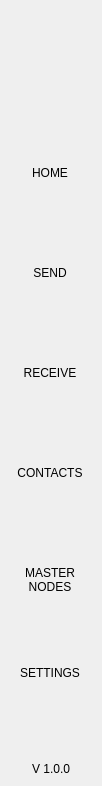
First picture: the form in src/qt/cryptoshares/forms/navmenuwidget.ui, repository Cryptosharescoin/shares, before the edit.
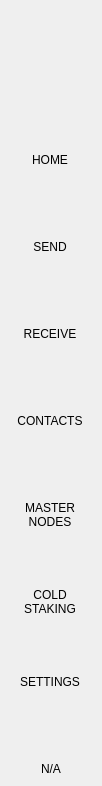
Second picture: the form after the edit.

```diff
--- a/src/qt/cryptoshares/forms/navmenuwidget.ui
+++ b/src/qt/cryptoshares/forms/navmenuwidget.ui
@@ -285,6 +285,32 @@
             </property>
            </widget>
           </item>
+          <item>
+           <widget class="QToolButton" name="btnColdStaking">
+            <property name="minimumSize">
+             <size>
+              <width>100</width>
+              <height>80</height>
+             </size>
+            </property>
+            <property name="text">
+             <string>COLD
+STAKING</string>
+            </property>
+            <property name="iconSize">
+             <size>
+              <width>32</width>
+              <height>32</height>
+             </size>
+            </property>
+            <property name="checkable">
+             <bool>true</bool>
+            </property>
+            <property name="autoExclusive">
+             <bool>true</bool>
+            </property>
+           </widget>
+          </item>
           <item>
            <widget class="QToolButton" name="btnSettings">
             <property name="minimumSize">
@@ -340,7 +366,7 @@
          </size>
         </property>
         <property name="text">
-         <string>V 1.0.0</string>
+         <string notr="true">N/A</string>
         </property>
         <property name="alignment">
          <set>Qt::AlignBottom|Qt::AlignHCenter</set>
```
Left out of the diff: 27 changed lines with no effect on the pictures.
